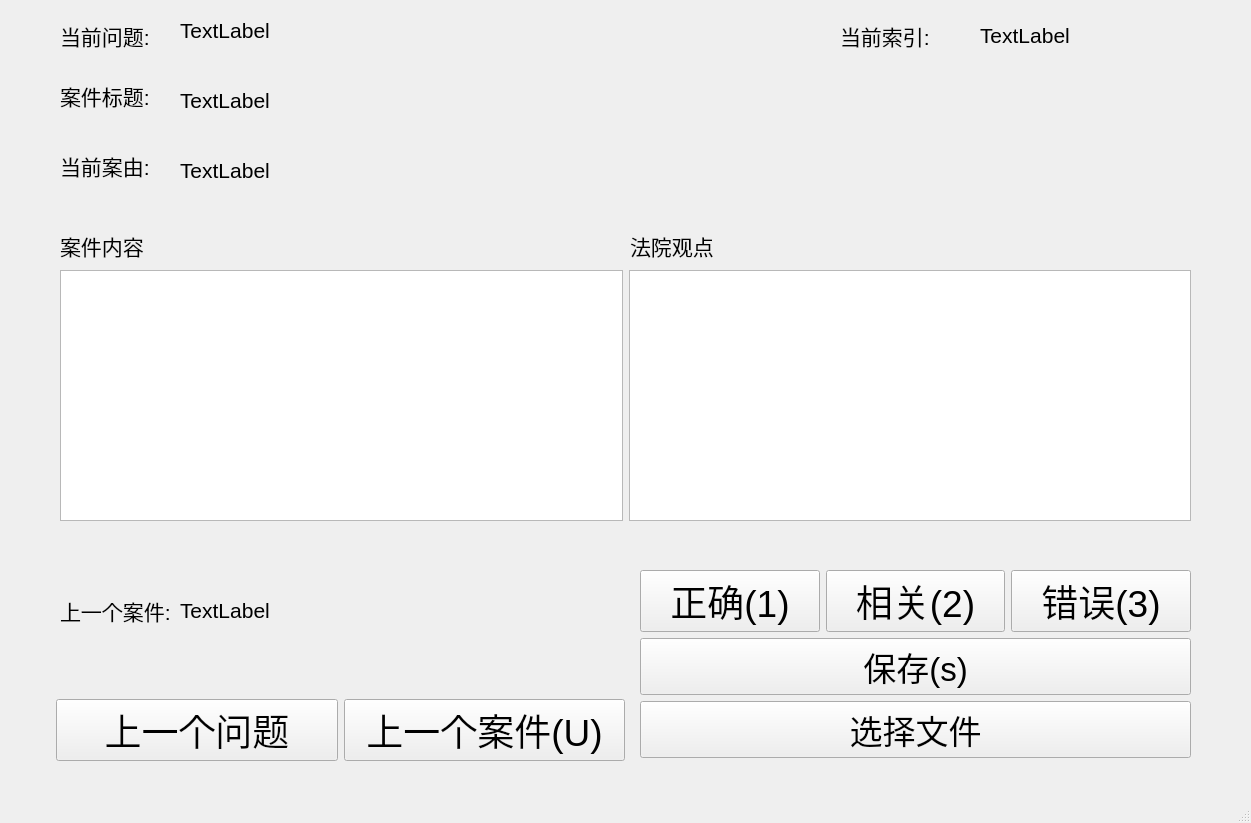
The window that form.ui (Wenenen/CaseTaggingTool) describes before a commit, drawn with Qt 5.
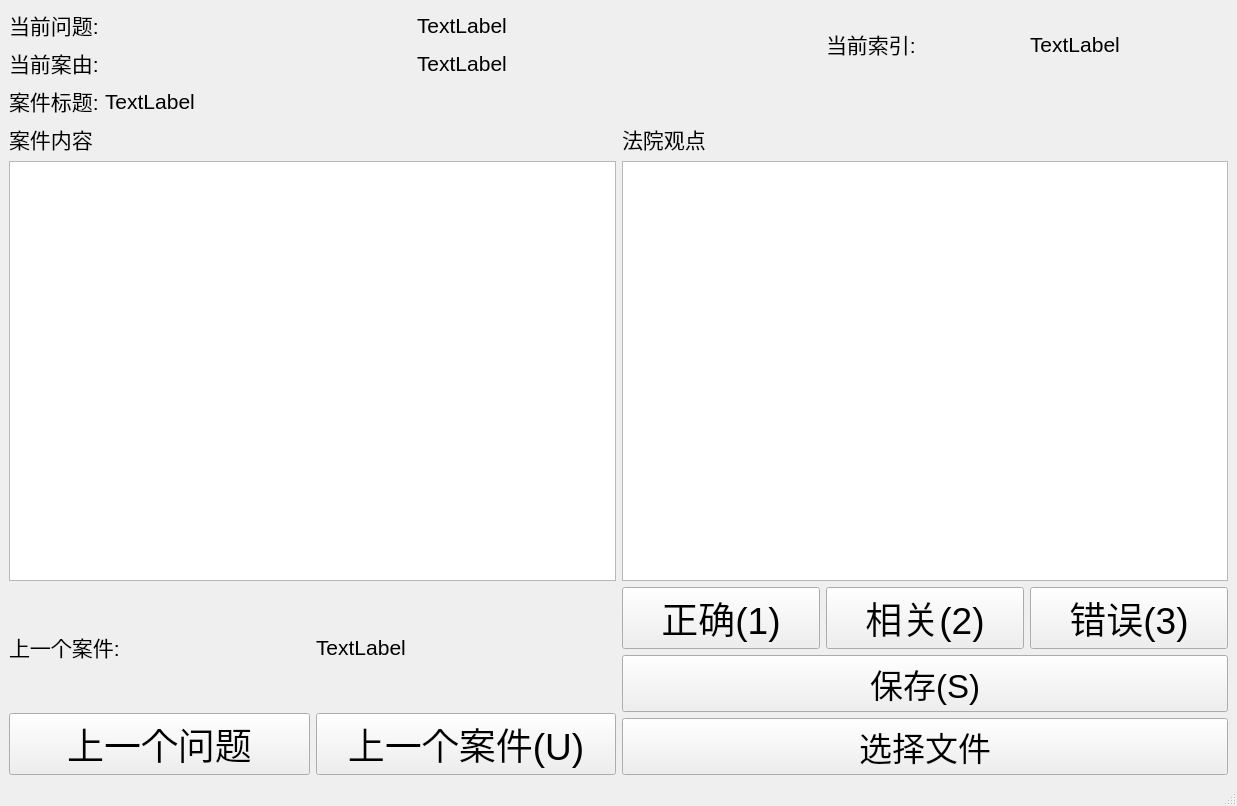
The same window after the commit.

Diff of the .ui file:
```diff
--- a/form.ui
+++ b/form.ui
@@ -6,23 +6,23 @@
    <rect>
     <x>0</x>
     <y>0</y>
-    <width>1251</width>
-    <height>823</height>
+    <width>1237</width>
+    <height>806</height>
    </rect>
   </property>
   <property name="windowTitle">
    <string>MainWindow</string>
   </property>
   <widget class="QWidget" name="centralwidget">
+   <layout class="QGridLayout" name="gridLayout">
+    <item row="0" column="0">
+     <layout class="QVBoxLayout" name="verticalLayout_8">
+      <item>
+       <layout class="QHBoxLayout" name="horizontalLayout_7">
+        <item>
+         <layout class="QVBoxLayout" name="verticalLayout_7">
+          <item>
    <widget class="QLabel" name="label">
-    <property name="geometry">
-     <rect>
-      <x>60</x>
-      <y>20</y>
-      <width>101</width>
-      <height>31</height>
-     </rect>
-    </property>
     <property name="font">
      <font>
       <pointsize>16</pointsize>
@@ -32,15 +32,40 @@
      <string>当前问题:</string>
     </property>
    </widget>
+          </item>
+          <item>
+           <widget class="QLabel" name="label_8">
+            <property name="font">
+             <font>
+              <pointsize>16</pointsize>
+             </font>
+            </property>
+            <property name="text">
+             <string>当前案由:</string>
+            </property>
+           </widget>
+          </item>
+         </layout>
+        </item>
+        <item>
+         <layout class="QVBoxLayout" name="verticalLayout_6">
+          <item>
    <widget class="QLabel" name="current_query">
-    <property name="geometry">
-     <rect>
-      <x>180</x>
-      <y>0</y>
-      <width>651</width>
-      <height>61</height>
-     </rect>
-    </property>
+            <property name="font">
+             <font>
+              <pointsize>16</pointsize>
+             </font>
+            </property>
+            <property name="text">
+             <string>TextLabel</string>
+            </property>
+            <property name="wordWrap">
+             <bool>true</bool>
+            </property>
+           </widget>
+          </item>
+          <item>
+           <widget class="QLabel" name="case_cause">
     <property name="font">
      <font>
       <pointsize>16</pointsize>
@@ -53,15 +78,13 @@
      <bool>true</bool>
     </property>
    </widget>
+          </item>
+         </layout>
+        </item>
+        <item>
+         <layout class="QHBoxLayout" name="horizontalLayout_6">
+          <item>
    <widget class="QLabel" name="label_3">
-    <property name="geometry">
-     <rect>
-      <x>840</x>
-      <y>0</y>
-      <width>121</width>
-      <height>71</height>
-     </rect>
-    </property>
     <property name="font">
      <font>
       <pointsize>16</pointsize>
@@ -71,15 +94,9 @@
      <string>当前索引:</string>
     </property>
    </widget>
+          </item>
+          <item>
    <widget class="QLabel" name="current_index">
-    <property name="geometry">
-     <rect>
-      <x>980</x>
-      <y>0</y>
-      <width>171</width>
-      <height>71</height>
-     </rect>
-    </property>
     <property name="font">
      <font>
       <pointsize>16</pointsize>
@@ -89,54 +106,15 @@
      <string>TextLabel</string>
     </property>
    </widget>
-   <widget class="QLabel" name="label_5">
-    <property name="geometry">
-     <rect>
-      <x>60</x>
-      <y>590</y>
-      <width>121</width>
-      <height>41</height>
-     </rect>
-    </property>
-    <property name="font">
-     <font>
-      <pointsize>16</pointsize>
-     </font>
-    </property>
-    <property name="text">
-     <string>上一个案件:</string>
-    </property>
-   </widget>
-   <widget class="QLabel" name="last_case_view">
-    <property name="geometry">
-     <rect>
-      <x>180</x>
-      <y>540</y>
-      <width>441</width>
-      <height>141</height>
-     </rect>
-    </property>
-    <property name="font">
-     <font>
-      <pointsize>16</pointsize>
-     </font>
-    </property>
-    <property name="text">
-     <string>TextLabel</string>
-    </property>
-    <property name="wordWrap">
-     <bool>true</bool>
-    </property>
-   </widget>
+          </item>
+         </layout>
+        </item>
+       </layout>
+      </item>
+      <item>
+       <layout class="QFormLayout" name="formLayout">
+        <item row="0" column="0">
    <widget class="QLabel" name="label_7">
-    <property name="geometry">
-     <rect>
-      <x>60</x>
-      <y>80</y>
-      <width>101</width>
-      <height>31</height>
-     </rect>
-    </property>
     <property name="font">
      <font>
       <pointsize>16</pointsize>
@@ -146,15 +124,9 @@
      <string>案件标题:</string>
     </property>
    </widget>
+        </item>
+        <item row="0" column="1">
    <widget class="QLabel" name="case_title">
-    <property name="geometry">
-     <rect>
-      <x>180</x>
-      <y>70</y>
-      <width>1011</width>
-      <height>61</height>
-     </rect>
-    </property>
     <property name="font">
      <font>
       <pointsize>16</pointsize>
@@ -167,15 +139,19 @@
      <bool>true</bool>
     </property>
    </widget>
+        </item>
+       </layout>
+      </item>
+     </layout>
+    </item>
+    <item row="1" column="0">
+     <layout class="QVBoxLayout" name="verticalLayout_5">
+      <item>
+       <layout class="QHBoxLayout" name="horizontalLayout_3">
+        <item>
+         <layout class="QVBoxLayout" name="verticalLayout_3">
+          <item>
    <widget class="QLabel" name="label_2">
-    <property name="geometry">
-     <rect>
-      <x>60</x>
-      <y>230</y>
-      <width>111</width>
-      <height>31</height>
-     </rect>
-    </property>
     <property name="font">
      <font>
       <pointsize>16</pointsize>
@@ -185,15 +161,22 @@
      <string>案件内容</string>
     </property>
    </widget>
+          </item>
+          <item>
+           <widget class="QTextEdit" name="content">
+            <property name="font">
+             <font>
+              <pointsize>16</pointsize>
+             </font>
+            </property>
+           </widget>
+          </item>
+         </layout>
+        </item>
+        <item>
+         <layout class="QVBoxLayout" name="verticalLayout_2">
+          <item>
    <widget class="QLabel" name="label_4">
-    <property name="geometry">
-     <rect>
-      <x>630</x>
-      <y>230</y>
-      <width>131</width>
-      <height>31</height>
-     </rect>
-    </property>
     <property name="font">
      <font>
       <pointsize>16</pointsize>
@@ -203,16 +186,57 @@
      <string>法院观点</string>
     </property>
    </widget>
-   <widget class="QWidget" name="horizontalLayoutWidget">
-    <property name="geometry">
-     <rect>
-      <x>56</x>
-      <y>690</y>
-      <width>569</width>
-      <height>80</height>
-     </rect>
-    </property>
-    <layout class="QHBoxLayout" name="horizontalLayout">
+          </item>
+          <item>
+           <widget class="QTextEdit" name="viewpoint">
+            <property name="font">
+             <font>
+              <pointsize>16</pointsize>
+             </font>
+            </property>
+           </widget>
+          </item>
+         </layout>
+        </item>
+       </layout>
+      </item>
+      <item>
+       <layout class="QHBoxLayout" name="horizontalLayout_5">
+        <item>
+         <layout class="QVBoxLayout" name="verticalLayout_4">
+          <item>
+           <layout class="QHBoxLayout" name="horizontalLayout_2">
+            <item>
+             <widget class="QLabel" name="label_5">
+              <property name="font">
+               <font>
+                <pointsize>16</pointsize>
+               </font>
+              </property>
+              <property name="text">
+               <string>上一个案件:</string>
+              </property>
+             </widget>
+            </item>
+            <item>
+             <widget class="QLabel" name="last_case_view">
+              <property name="font">
+               <font>
+                <pointsize>16</pointsize>
+               </font>
+              </property>
+              <property name="text">
+               <string>TextLabel</string>
+              </property>
+              <property name="wordWrap">
+               <bool>true</bool>
+              </property>
+             </widget>
+            </item>
+           </layout>
+          </item>
+          <item>
+           <layout class="QHBoxLayout" name="horizontalLayout_4">
      <item>
       <widget class="QPushButton" name="last_query_btn">
        <property name="font">
@@ -238,19 +262,13 @@
       </widget>
      </item>
     </layout>
-   </widget>
-   <widget class="QWidget" name="verticalLayoutWidget">
-    <property name="geometry">
-     <rect>
-      <x>640</x>
-      <y>570</y>
-      <width>551</width>
-      <height>191</height>
-     </rect>
-    </property>
+          </item>
+         </layout>
+        </item>
+        <item>
     <layout class="QVBoxLayout" name="verticalLayout">
      <item>
-      <layout class="QHBoxLayout" name="horizontalLayout_2">
+           <layout class="QHBoxLayout" name="horizontalLayout">
        <item>
         <widget class="QPushButton" name="yes_btn">
          <property name="font">
@@ -297,7 +315,7 @@
         </font>
        </property>
        <property name="text">
-        <string>保存(s)</string>
+             <string>保存(S)</string>
        </property>
       </widget>
      </item>
@@ -314,76 +332,27 @@
       </widget>
      </item>
     </layout>
-   </widget>
-   <widget class="QWidget" name="horizontalLayoutWidget_3">
-    <property name="geometry">
-     <rect>
-      <x>60</x>
-      <y>270</y>
-      <width>1131</width>
-      <height>251</height>
-     </rect>
-    </property>
-    <layout class="QHBoxLayout" name="horizontalLayout_3">
-     <item>
-      <widget class="QTextEdit" name="content">
-       <property name="font">
-        <font>
-         <pointsize>16</pointsize>
-        </font>
-       </property>
-      </widget>
-     </item>
-     <item>
-      <widget class="QTextEdit" name="viewpoint">
-       <property name="font">
-        <font>
-         <pointsize>16</pointsize>
-        </font>
-       </property>
-      </widget>
-     </item>
-    </layout>
-   </widget>
-   <widget class="QLabel" name="label_8">
-    <property name="geometry">
-     <rect>
-      <x>60</x>
-      <y>150</y>
-      <width>101</width>
-      <height>31</height>
-     </rect>
-    </property>
-    <property name="font">
-     <font>
-      <pointsize>16</pointsize>
-     </font>
-    </property>
-    <property name="text">
-     <string>当前案由:</string>
-    </property>
-   </widget>
-   <widget class="QLabel" name="case_cause">
-    <property name="geometry">
-     <rect>
-      <x>180</x>
-      <y>140</y>
-      <width>1011</width>
-      <height>61</height>
-     </rect>
-    </property>
-    <property name="font">
-     <font>
-      <pointsize>16</pointsize>
-     </font>
-    </property>
-    <property name="text">
-     <string>TextLabel</string>
-    </property>
-    <property name="wordWrap">
-     <bool>true</bool>
-    </property>
-   </widget>
+        </item>
+       </layout>
+      </item>
+     </layout>
+    </item>
+   </layout>
+   <zorder>label</zorder>
+   <zorder>current_query</zorder>
+   <zorder>label_3</zorder>
+   <zorder>current_index</zorder>
+   <zorder>label_7</zorder>
+   <zorder>case_title</zorder>
+   <zorder>label_2</zorder>
+   <zorder>label_5</zorder>
+   <zorder>last_case_view</zorder>
+   <zorder>viewpoint</zorder>
+   <zorder>label_3</zorder>
+   <zorder>current_index</zorder>
+   <zorder>label_3</zorder>
+   <zorder>label_7</zorder>
+   <zorder>case_title</zorder>
   </widget>
   <widget class="QMenuBar" name="menubar">
    <property name="geometry">
```
Left out of the diff: 2 changed lines with no effect on the pictures. Lines whose indentation alone changed are shown as unchanged.
